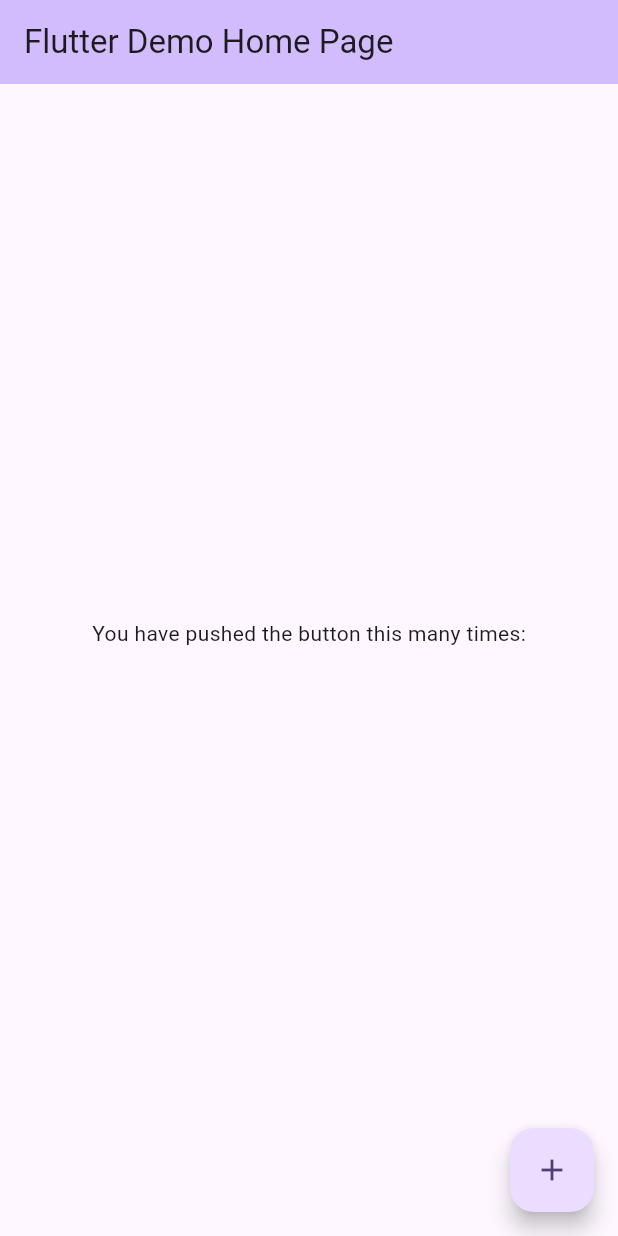
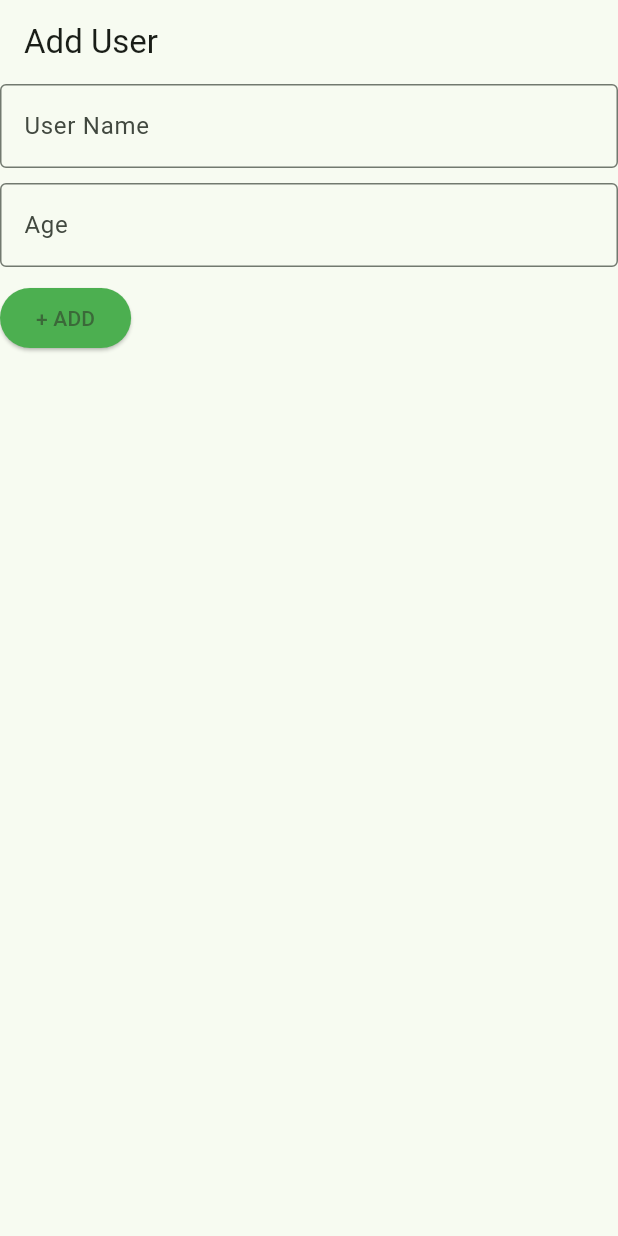
Before and after one commit to Akash-Shewale/flutter_provider_example, a Flutter app: the screen it shows after launch, on a phone screen of 412 x 824 dp. Run offline on Flutter 3.47's test engine with Material 3 defaults, Android fonts, the phone set to English and light mode, and no system bars.

Commit message:
Add User Functionality using Provider.

```diff
--- a/lib/main.dart
+++ b/lib/main.dart
@@ -1,7 +1,17 @@
 import 'package:flutter/material.dart';
+import 'package:flutter_provider_example/pages/home_page.dart';
+import 'package:flutter_provider_example/user_provider/user_provider.dart';
+import 'package:provider/provider.dart';
 
 void main() {
-  runApp(const MyApp());
+  runApp(
+    MultiProvider(
+      providers: [
+        ChangeNotifierProvider(create: (_) => UserProvider()),
+      ],
+      child: const MyApp(),
+    ),
+  );
 }
 
 class MyApp extends StatelessWidget {
@@ -12,50 +22,10 @@ class MyApp extends StatelessWidget {
       //this is created for single application
       title: 'Provider Example',
       theme: ThemeData(
-        colorScheme: ColorScheme.fromSeed(seedColor: Colors.deepPurple),
+        colorScheme: ColorScheme.fromSeed(seedColor: Colors.green),
         useMaterial3: true,
       ),
-      home: const MyHomePage(title: 'Flutter Demo Home Page'),
+      home: const HomePage(),
     );
   }
 }
-
-class MyHomePage extends StatefulWidget {
-  const MyHomePage({super.key, required this.title});
-
-  final String title;
-
-  @override
-  State<MyHomePage> createState() => _MyHomePageState();
-}
-
-class _MyHomePageState extends State<MyHomePage> {
-  @override
-  Widget build(BuildContext context) {
-    return Scaffold(
-      appBar: AppBar(
-        backgroundColor: Theme.of(context).colorScheme.inversePrimary,
-        title: Text(widget.title),
-      ),
-      body: Center(
-        child: Column(
-          mainAxisAlignment: MainAxisAlignment.center,
-          children: <Widget>[
-            const Text(
-              'You have pushed the button this many times:',
-            ),
-            Text(
-              '',
-              style: Theme.of(context).textTheme.headlineMedium,
-            ),
-          ],
-        ),
-      ),
-      floatingActionButton: FloatingActionButton(
-        onPressed: (){},
-        tooltip: 'Increment',
-        child: const Icon(Icons.add),
-      ), // This trailing comma makes auto-formatting nicer for build methods.
-    );
-  }
-}
--- /dev/null
+++ b/lib/models/user_info.dart
@@ -0,0 +1,25 @@
+import 'dart:convert';
+
+UserInfo userInfoFromJson(String str) => UserInfo.fromJson(json.decode(str));
+
+String userInfoToJson(UserInfo data) => json.encode(data.toJson());
+
+class UserInfo {
+  String? name;
+  int? age;
+
+  UserInfo({
+    this.name,
+    this.age,
+  });
+
+  factory UserInfo.fromJson(Map<String, dynamic> json) => UserInfo(
+    name: json["name"],
+    age: json["Age"],
+  );
+
+  Map<String, dynamic> toJson() => {
+    "name": name,
+    "Age": age,
+  };
+}
--- a/lib/pages/home_page.dart
+++ b/lib/pages/home_page.dart
@@ -0,0 +1,62 @@
+import 'package:flutter/material.dart';
+import 'package:flutter_provider_example/user_provider/user_provider.dart';
+import 'package:flutter_provider_example/widgets/textfield_with_border.dart';
+import 'package:provider/provider.dart';
+class HomePage extends StatefulWidget {
+  const HomePage({super.key});
+
+  @override
+  State<HomePage> createState() => _HomePageState();
+}
+
+class _HomePageState extends State<HomePage> {
+
+  TextEditingController nameController = TextEditingController();
+  TextEditingController ageController = TextEditingController();
+
+  @override
+  void dispose() {
+    super.dispose();
+    nameController.dispose();
+    ageController.dispose();
+  }
+
+  @override
+  Widget build(BuildContext context) {
+
+    UserProvider userProvider = Provider.of<UserProvider>(context, listen: false);
+
+    return SafeArea(
+        child: Scaffold(
+          appBar: AppBar(title: const Text('Add User'),),
+          body: Column(
+            mainAxisAlignment: MainAxisAlignment.start,
+            crossAxisAlignment: CrossAxisAlignment.start,
+            children: [
+               TextFieldWithBorder(
+                labelText: 'User Name',
+                controller: nameController,
+               ),
+              const SizedBox(height: 10,),
+              TextFieldWithBorder(
+                labelText: 'Age',
+                controller: ageController,
+              ),
+              const SizedBox(height: 10,),
+              ElevatedButton(
+                style: ElevatedButton.styleFrom(
+                  backgroundColor: Colors.green,
+                ),
+                onPressed: () async {
+                  await userProvider.addUser(name: nameController.text, age: int.parse(ageController.text));
+                  ScaffoldMessenger.of(context).showSnackBar(const SnackBar(
+                    content: Text('User Added Successfully.'),
+                  ));
+                },
+                child: const Text('+ ADD'),
+              ),
+            ],
+          ),
+        ));
+  }
+}
--- /dev/null
+++ b/lib/user_provider/user_provider.dart
@@ -0,0 +1,17 @@
+import 'package:flutter/material.dart';
+import 'package:flutter_provider_example/models/user_info.dart';
+
+class UserProvider extends ChangeNotifier
+{
+    List<UserInfo> userList = <UserInfo>[];
+    Future<void> addUser({required String name,required int age}) async{
+        UserInfo userInfo = UserInfo(name: name,age: age);
+        userList.add(userInfo);
+        notifyListeners();
+    }
+
+    void removeUser({required UserInfo userObj}){
+        userList.remove(userObj);
+        notifyListeners();
+    }
+}
--- /dev/null
+++ b/lib/widgets/textfield_with_border.dart
@@ -0,0 +1,18 @@
+import 'package:flutter/material.dart';
+class TextFieldWithBorder extends StatelessWidget {
+  final String labelText;
+  final TextEditingController controller;
+
+  const TextFieldWithBorder({super.key, required this.labelText,required this.controller});
+
+  @override
+  Widget build(BuildContext context) {
+    return TextField(
+      controller: controller,
+      decoration: InputDecoration(
+        border: const OutlineInputBorder(), // Add border here
+        labelText: labelText,
+      ),
+    );
+  }
+}
--- a/pubspec.yaml
+++ b/pubspec.yaml
@@ -30,6 +30,7 @@ environment:
 dependencies:
   flutter:
     sdk: flutter
+  provider: ^6.1.2
 
 
   # The following adds the Cupertino Icons font to your application.
```
Also changed, not shown: 1 other file.
